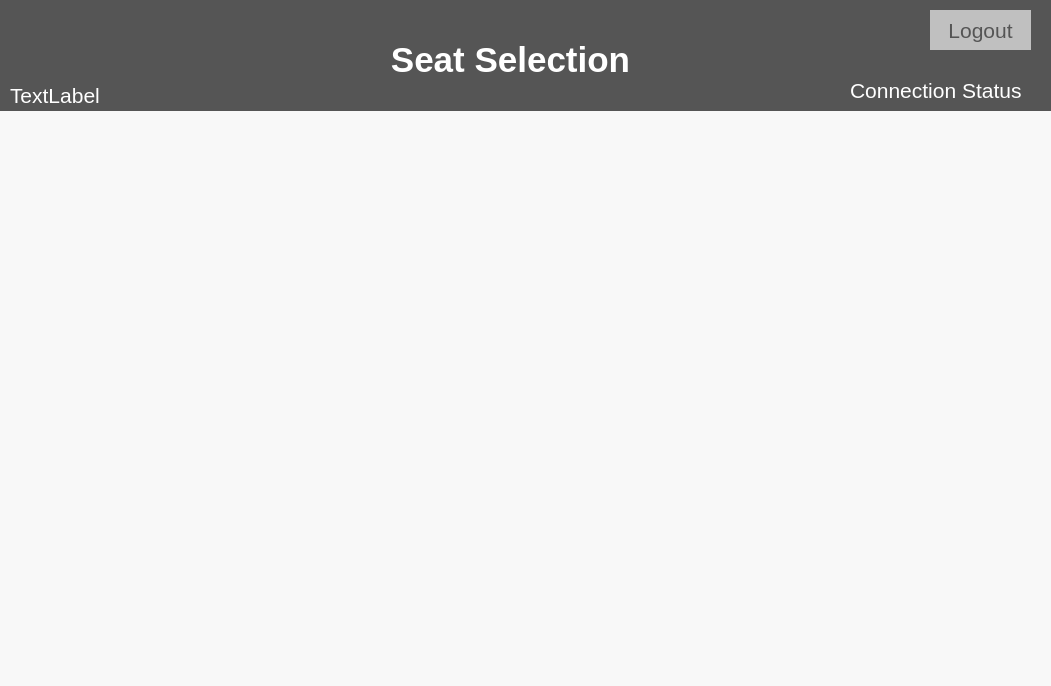
The window that QT/payment.ui (LuciaCG/Bluebird) describes before a commit, drawn with Qt 5.
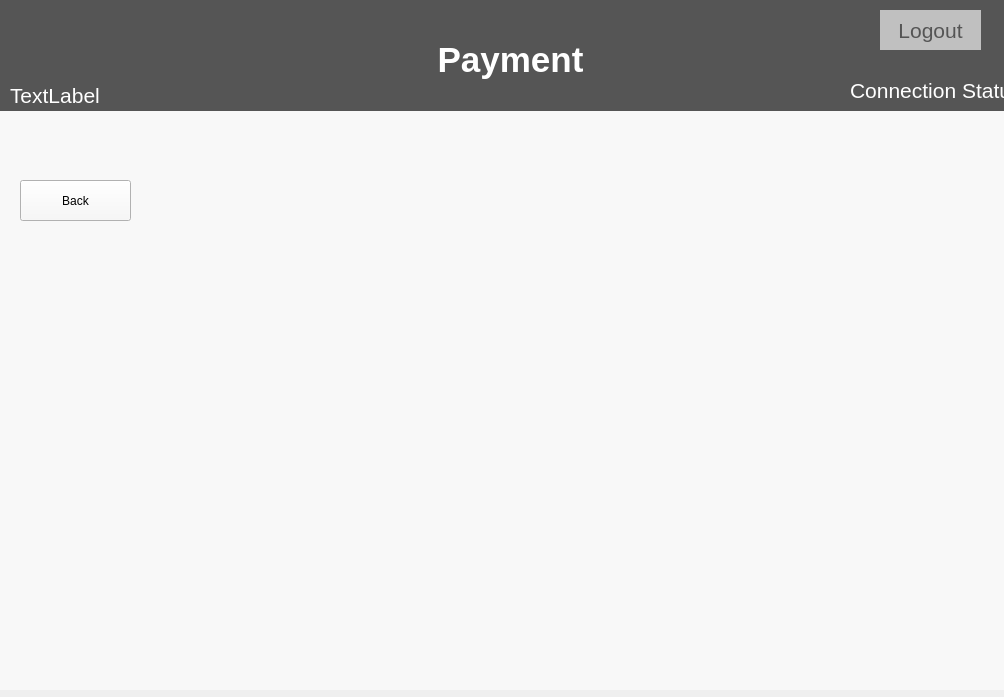
The same window after the commit.

Diff of the .ui file:
```diff
--- a/QT/payment.ui
+++ b/QT/payment.ui
@@ -6,8 +6,8 @@
    <rect>
     <x>0</x>
     <y>0</y>
-    <width>1051</width>
-    <height>686</height>
+    <width>1004</width>
+    <height>697</height>
    </rect>
   </property>
   <property name="windowTitle">
@@ -18,8 +18,8 @@
     <rect>
      <x>0</x>
      <y>0</y>
-     <width>1051</width>
-     <height>691</height>
+     <width>1005</width>
+     <height>690</height>
     </rect>
    </property>
    <property name="styleSheet">
@@ -59,7 +59,7 @@
     <widget class="QPushButton" name="logout">
      <property name="geometry">
       <rect>
-       <x>930</x>
+       <x>880</x>
        <y>10</y>
        <width>101</width>
        <height>40</height>
@@ -90,7 +90,7 @@
 font-weight:bold;</string>
      </property>
      <property name="text">
-      <string>&lt;html&gt;&lt;head/&gt;&lt;body&gt;&lt;p align=&quot;center&quot;&gt;Seat Selection&lt;/p&gt;&lt;/body&gt;&lt;/html&gt;</string>
+      <string>&lt;html&gt;&lt;head/&gt;&lt;body&gt;&lt;p align=&quot;center&quot;&gt;Payment&lt;/p&gt;&lt;/body&gt;&lt;/html&gt;</string>
      </property>
     </widget>
     <widget class="QLabel" name="clock">
@@ -131,16 +131,29 @@
    <widget class="QLabel" name="Test">
     <property name="geometry">
      <rect>
-      <x>90</x>
-      <y>210</y>
-      <width>971</width>
-      <height>131</height>
+      <x>300</x>
+      <y>140</y>
+      <width>271</width>
+      <height>71</height>
      </rect>
     </property>
     <property name="text">
      <string/>
     </property>
    </widget>
+   <widget class="QPushButton" name="back">
+    <property name="geometry">
+     <rect>
+      <x>20</x>
+      <y>180</y>
+      <width>111</width>
+      <height>41</height>
+     </rect>
+    </property>
+    <property name="text">
+     <string>Back</string>
+    </property>
+   </widget>
   </widget>
  </widget>
  <resources/>
```
Left out of the diff: 2 changed lines with no effect on the pictures.
